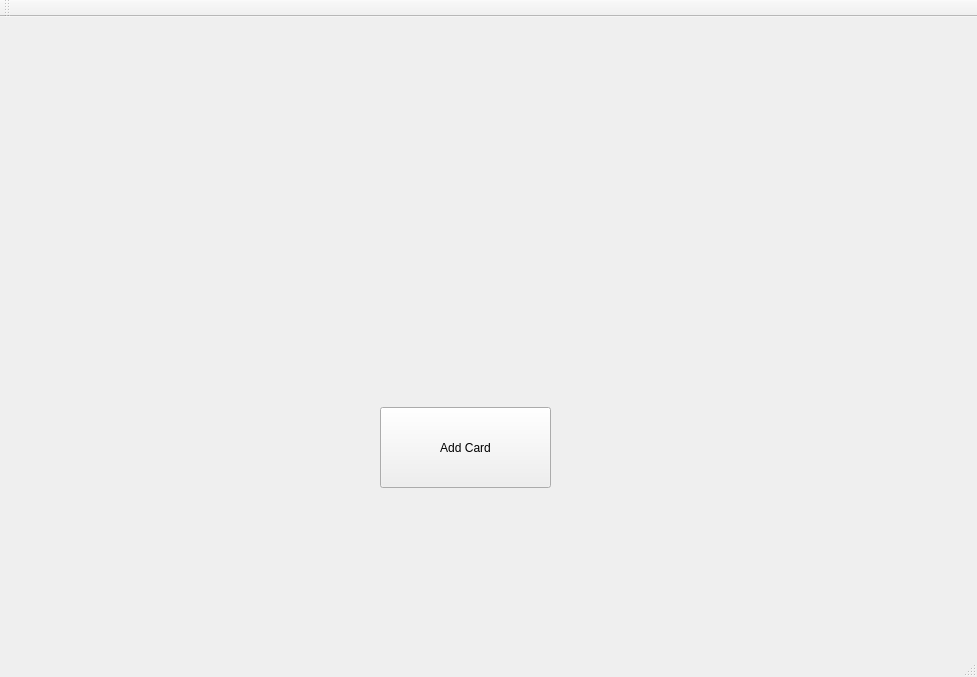
This is QTRetry/QTRetry.ui in Timothy-McVayne/Qt-Inventory as Qt 5 draws it before an edit. The edited form follows.
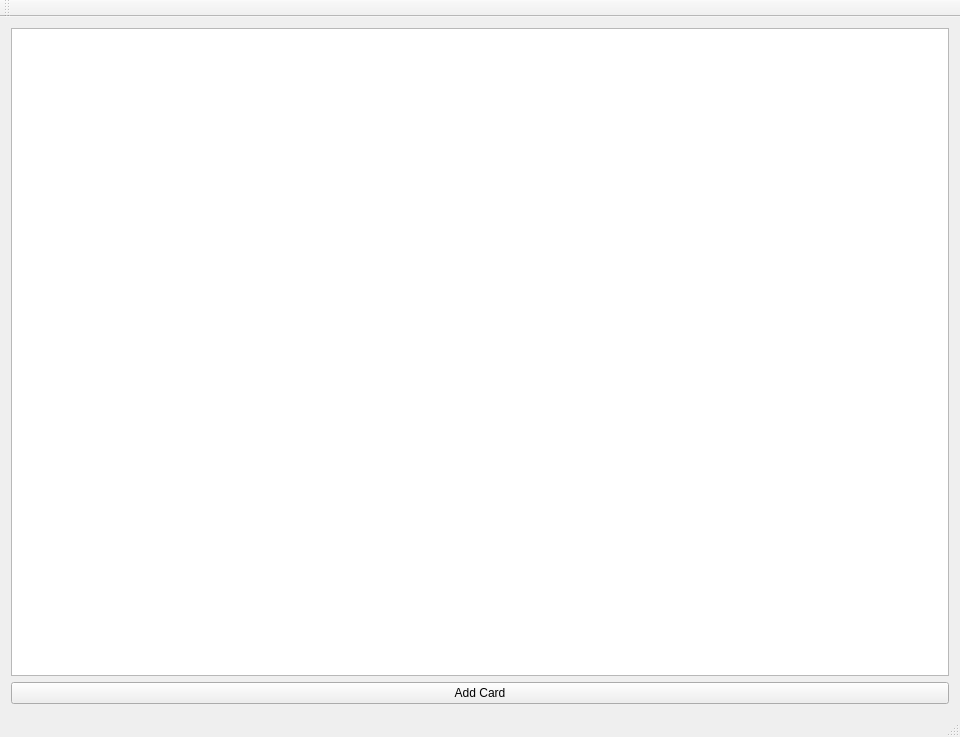
This is the edited form.

The edit to the form file:
```diff
--- a/QTRetry/QTRetry.ui
+++ b/QTRetry/QTRetry.ui
@@ -6,23 +6,20 @@
    <rect>
     <x>0</x>
     <y>0</y>
-    <width>977</width>
-    <height>677</height>
+    <width>960</width>
+    <height>737</height>
    </rect>
   </property>
   <property name="windowTitle">
    <string>Inventory</string>
   </property>
   <widget class="QWidget" name="centralWidget">
+   <layout class="QVBoxLayout" name="verticalLayout">
+    <item>
+     <widget class="QTableView" name="tableView"/>
+    </item>
+    <item>
    <widget class="QPushButton" name="pushButton1">
-    <property name="geometry">
-     <rect>
-      <x>380</x>
-      <y>390</y>
-      <width>171</width>
-      <height>81</height>
-     </rect>
-    </property>
     <property name="sizePolicy">
      <sizepolicy hsizetype="Preferred" vsizetype="Preferred">
       <horstretch>0</horstretch>
@@ -33,6 +30,8 @@
      <string>Add Card</string>
     </property>
    </widget>
+    </item>
+   </layout>
   </widget>
   <widget class="QMenuBar" name="menuBar">
    <property name="geometry">
```
Left out of the diff: 2 changed lines with no effect on the pictures. Lines whose indentation alone changed are shown as unchanged.
